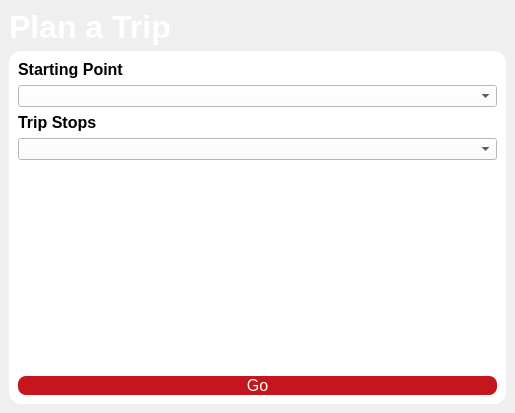
Akil0814/College_Tour, file planatrip.ui: the form before one commit.
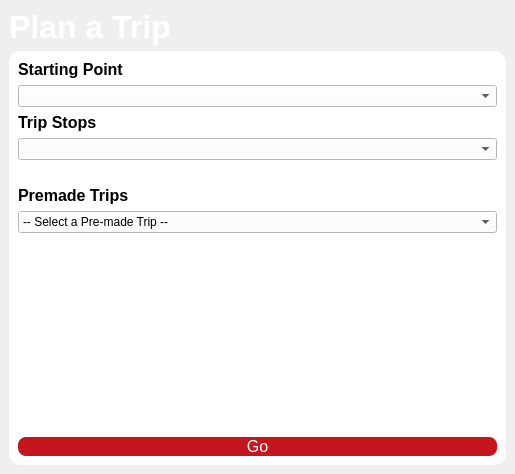
The form after the commit.

Commit message: Added pre made trips and made trip_overview UI nicer

```diff
--- a/planatrip.ui
+++ b/planatrip.ui
@@ -7,7 +7,7 @@
     <x>0</x>
     <y>0</y>
     <width>515</width>
-    <height>413</height>
+    <height>474</height>
    </rect>
   </property>
   <property name="windowTitle">
@@ -77,9 +77,6 @@
            </property>
           </widget>
          </item>
-         <item>
-          <widget class="QListWidget" name="listWidget"/>
-         </item>
          <item>
           <spacer name="buttonSpacer">
            <property name="orientation">
@@ -93,6 +90,48 @@
            </property>
           </spacer>
          </item>
+         <item>
+          <widget class="QLabel" name="premadeLabel">
+           <property name="styleSheet">
+            <string notr="true">font-size: 16px; font-weight: bold;
+color: rgb(0, 0, 0);</string>
+           </property>
+           <property name="text">
+            <string>Premade Trips</string>
+           </property>
+          </widget>
+         </item>
+         <item>
+          <widget class="QComboBox" name="premadeTripsDropDown">
+           <property name="styleSheet">
+            <string notr="true">color: rgb(0, 0, 0);
+background-color: rgb(255, 255, 255);</string>
+           </property>
+           <item>
+            <property name="text">
+             <string>-- Select a Pre-made Trip --</string>
+            </property>
+           </item>
+           <item>
+            <property name="text">
+             <string>Pre-made Trip 1 (Start: Saddleback)</string>
+            </property>
+           </item>
+           <item>
+            <property name="text">
+             <string>Pre-made Trip 2 (Start: UCI)</string>
+            </property>
+           </item>
+          </widget>
+         </item>
+         <item>
+          <widget class="QListWidget" name="listWidget">
+           <property name="styleSheet">
+            <string notr="true">color: rgb(0, 0, 0);
+background-color: rgb(255, 255, 255);</string>
+           </property>
+          </widget>
+         </item>
          <item>
           <widget class="QPushButton" name="goButton">
            <property name="styleSheet">
```
The commit also changes 6 other files.
